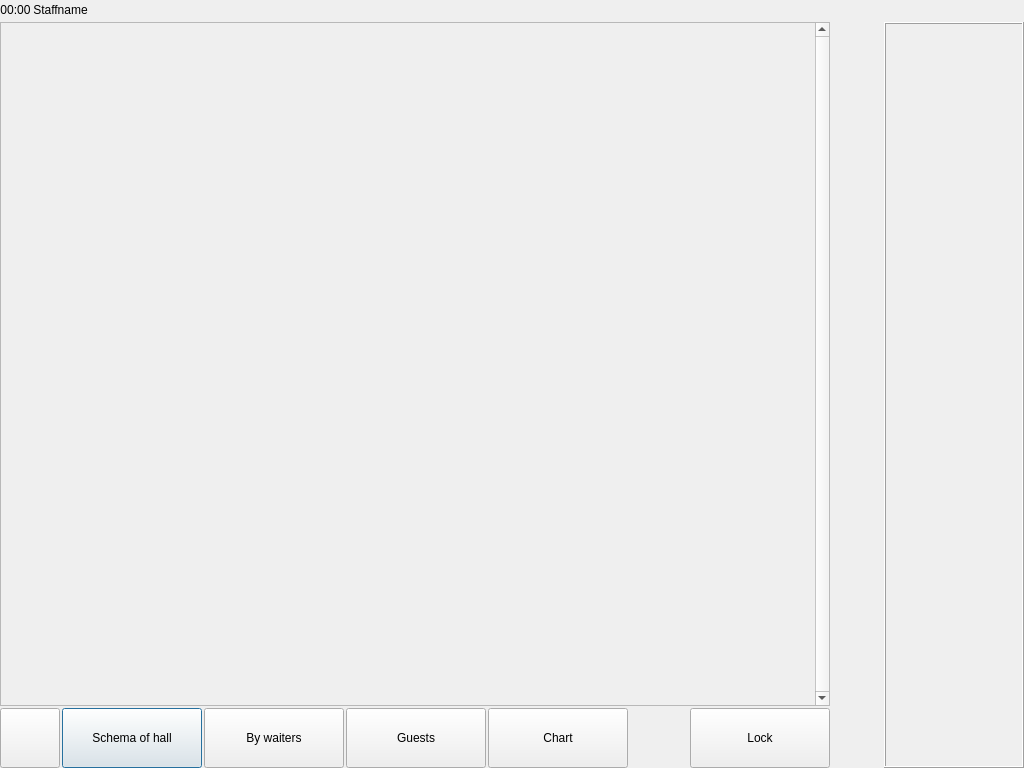
Qt form Waiter/dlgface.ui (End1-1/Cafe5) before a commit.
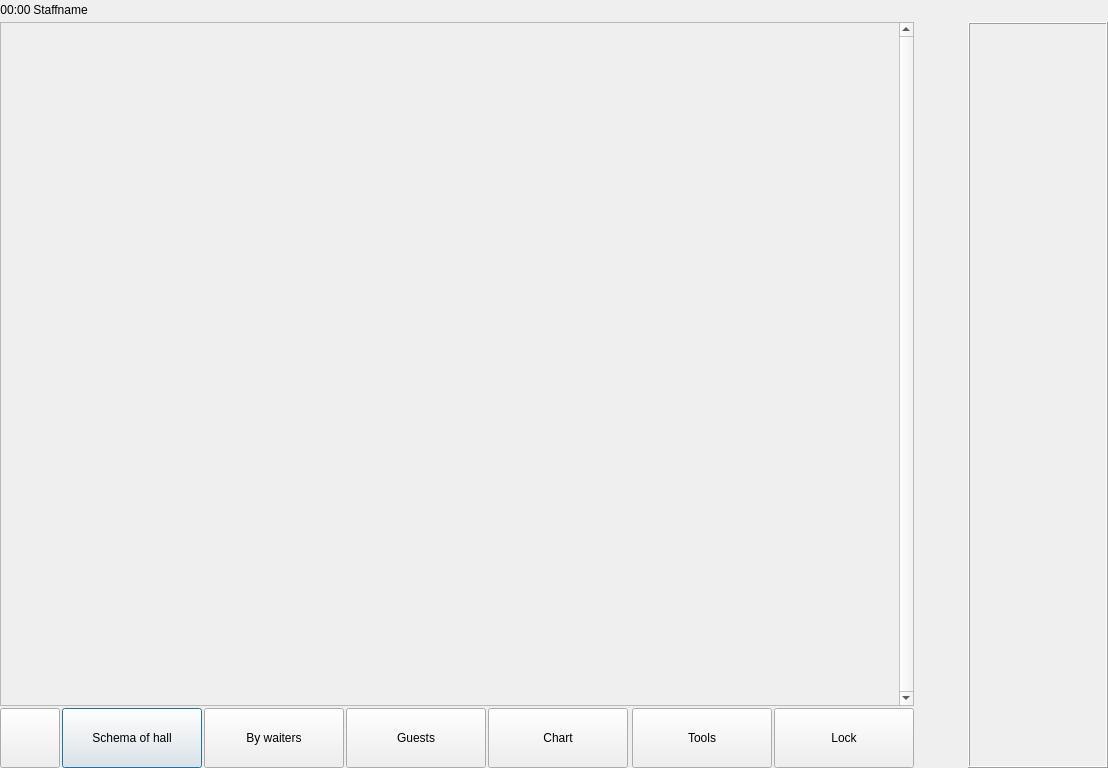
The same form after that commit. Icons and pictures are not drawn.

Diff of the .ui file:
```diff
--- a/Waiter/dlgface.ui
+++ b/Waiter/dlgface.ui
@@ -6,7 +6,7 @@
    <rect>
     <x>0</x>
     <y>0</y>
-    <width>1024</width>
+    <width>1108</width>
     <height>768</height>
    </rect>
   </property>
@@ -224,6 +224,29 @@
         </property>
        </spacer>
       </item>
+      <item>
+       <widget class="QPushButton" name="btnTools">
+        <property name="minimumSize">
+         <size>
+          <width>140</width>
+          <height>60</height>
+         </size>
+        </property>
+        <property name="text">
+         <string>Tools</string>
+        </property>
+        <property name="icon">
+         <iconset resource="../resources/res.qrc">
+          <normaloff>:/pentools.png</normaloff>:/pentools.png</iconset>
+        </property>
+        <property name="iconSize">
+         <size>
+          <width>32</width>
+          <height>32</height>
+         </size>
+        </property>
+       </widget>
+      </item>
       <item>
        <widget class="QToolButton" name="btnExit">
         <property name="minimumSize">
```
Left out of the diff: 3 changed lines with no effect on the pictures.
